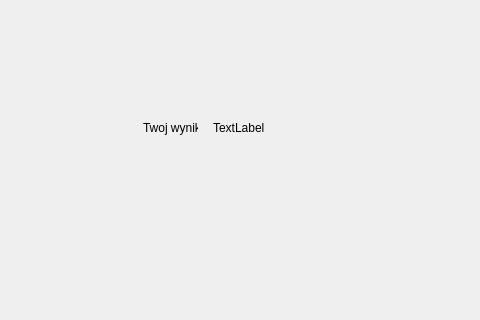
First picture: the form in end.ui, repository forvev/quiz_game, before the edit; both pictures show x 87 to 567 and y 0 to 320 of the 800 by 500 pixel window.
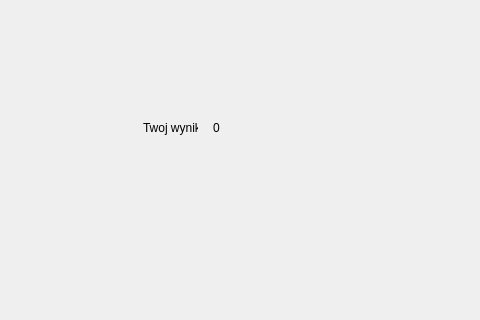
Second picture: the form after the edit.

The edit to the form file:
```diff
--- a/end.ui
+++ b/end.ui
@@ -46,7 +46,7 @@
       </rect>
      </property>
      <property name="text">
-      <string>TextLabel</string>
+      <string>0</string>
      </property>
     </widget>
    </widget>
```
